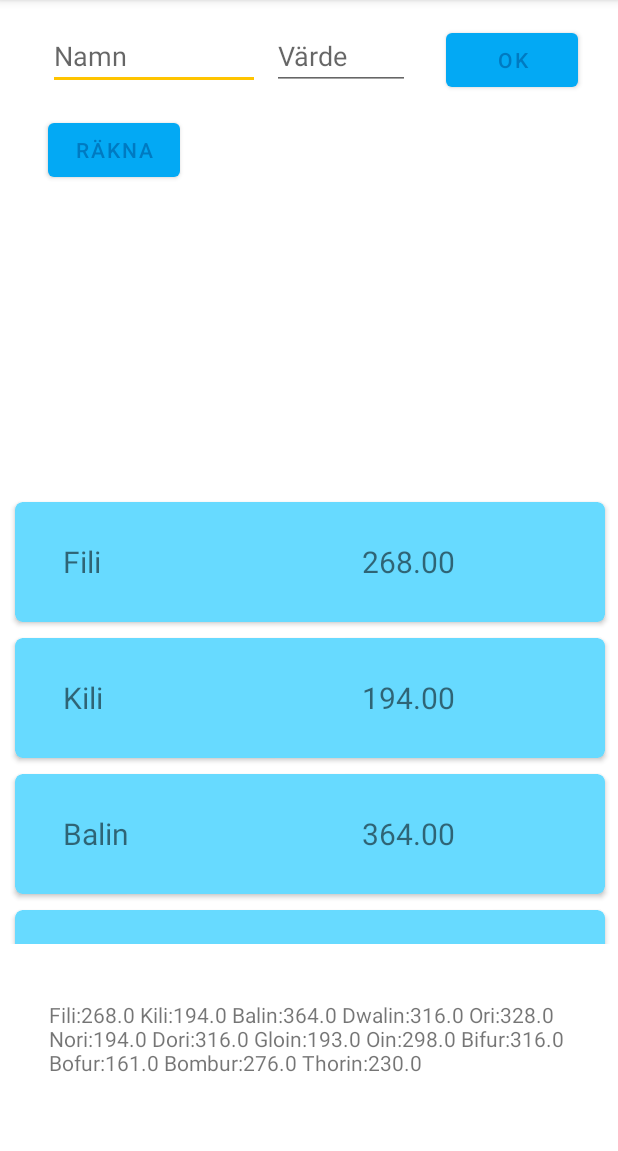
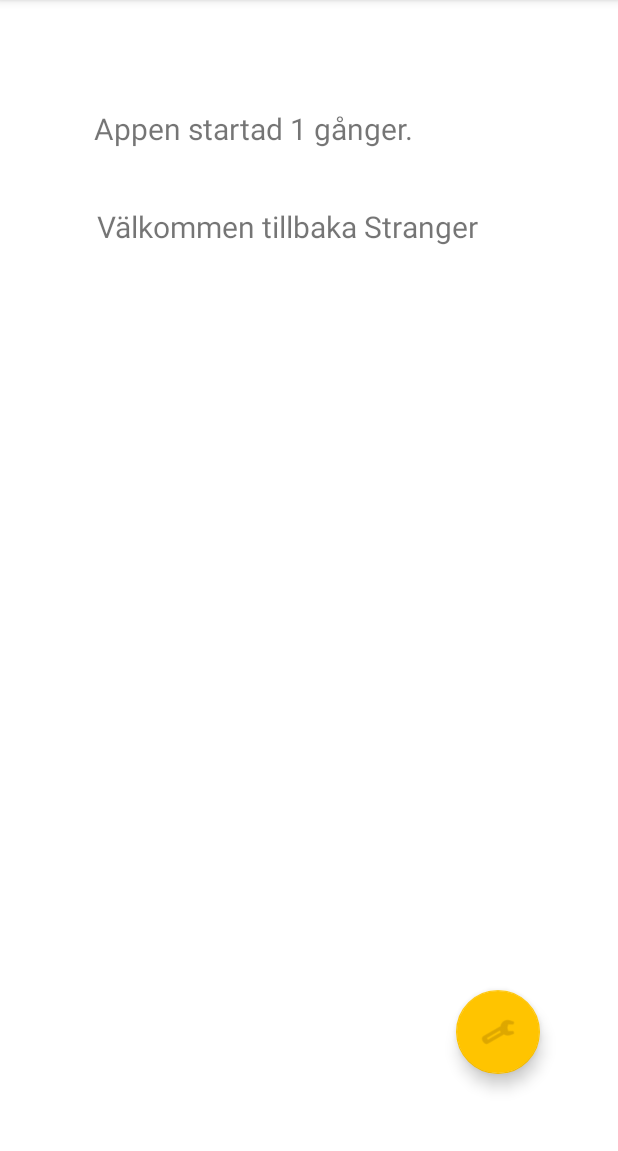
Before and after one commit to fw-teaching/sos22-exempel, an Android app: the screen it shows after launch (MainActivity), on a phone screen of 412 x 824 dp, the part 84-1235 px from its top. Run offline under Robolectric (Android 15) with nearby library versions, the phone set to English and light mode, and no system bars.

Commit message:
lektion 6 mellancommit

```diff
--- a/app/src/main/java/fi/arcada/sos22_exempel/MainActivity.java
+++ b/app/src/main/java/fi/arcada/sos22_exempel/MainActivity.java
@@ -4,7 +4,9 @@ import androidx.appcompat.app.AppCompatActivity;
 import androidx.recyclerview.widget.LinearLayoutManager;
 import androidx.recyclerview.widget.RecyclerView;
 
+import android.content.SharedPreferences;
 import android.os.Bundle;
+import android.preference.PreferenceManager;
 import android.view.View;
 import android.widget.EditText;
 import android.widget.TextView;
@@ -15,67 +17,39 @@ import java.util.Arrays;
 public class MainActivity extends AppCompatActivity {
 
     // deklarera variabler
-    TextView textMean, textDataOut;
-    EditText editTextName, editValue;
-    RecyclerView recyclerView;
+    TextView textOut, textView2;
+    int launchCount;
 
-    // Vi skapar en arraylist för vår datamängd
-    ArrayList<Double> dataset = new ArrayList<>();
-    ArrayList<DataItem> dataItems = new ArrayList<>();
+    // Deklarera Objekt för preferences
+    SharedPreferences sharedPref;
+    SharedPreferences.Editor prefEditor;
 
     @Override
     protected void onCreate(Bundle savedInstanceState) {
         super.onCreate(savedInstanceState);
         setContentView(R.layout.activity_main);
 
-        // Initialisera variabler
-        textMean = findViewById(R.id.textViewMean);
-        textDataOut = findViewById(R.id.datasetOut);
-        editTextName = findViewById(R.id.editTextName);
-        editValue = findViewById(R.id.editValue);
-        recyclerView = findViewById(R.id.datasetRecyclerView);
+        // Initialisera view-variabler
+        textOut = findViewById(R.id.textView);
+        textView2 = findViewById(R.id.textView2);
 
-        // Un-commenta denna rad om du behöver ett test-dataset
-        dataItems = Statistics.getSampleDataset(); // ArrayList med testdata (flera DataItem-objekt)
+        // Initialisera sharedPref med this-context (så den vet vilken view den hör till)
+        sharedPref = PreferenceManager.getDefaultSharedPreferences(this);
+        // Hämta ut det gamla värdet, addera 1, och spara igen
+        prefEditor = sharedPref.edit();
+        prefEditor.putInt("launchCount", sharedPref.getInt("launchCount", 0)+1);
+        prefEditor.apply();
+        // Motsvarande metoder för andra datatyper: getString()/putString() getBoolean()/putBoolean()
 
-        DatasetViewAdapter adapter = new DatasetViewAdapter(dataItems, this);
-        recyclerView.setAdapter(adapter);
-        recyclerView.setLayoutManager(new LinearLayoutManager(this));
+        // Hämta ut värdet
+        launchCount = sharedPref.getInt("launchCount", 0);
 
-        dataset = Statistics.getDataValues(dataItems); // ArrayList med DataItem-objektens värden
+        textOut.setText(String.format("Appen startad %d gånger.", launchCount));
 
-        // Vi skriver tillfälligt ut vår datamängd
-        String dataOut = "";
-        // Vi skriver ut DataItem-datamängden
-        for (DataItem item: dataItems) {
-            dataOut += item.getName() + ":" + item.getValue() + " ";
-        }
-        textDataOut.setText(dataOut);
+
+        textView2.setText(String.format("Välkommen tillbaka %s", "Stranger"));
 
     }
 
-    public void btnClick(View view) {
-        // För att få den inmatade texten till en double måste vi konvertera med parseDouble()
-        double value = Double.parseDouble(editValue.getText().toString());
-        // Sedan skapar vi ett nytt DataIte-objekt och lägger till vår ArrayList
-        dataItems.add(new DataItem(editTextName.getText().toString(), value));
-    }
 
-    public void calculate(View view) {
-
-        dataset = Statistics.getDataValues(dataItems);
-
-        // %.2f i String.format() avrundar till två decimaler
-        String meanStr = String.format("%s: %.2f\n %s: %.2f\n%s: %.2f\n%s: %.2f\n%s:%.2f\n%s: %.2f",
-                "Medelvärde", Statistics.calcMean(dataset),
-                "Median", Statistics.calcMedian(dataset),
-                "Std.avvikelse", Statistics.calcSD(dataset),
-                "Typvärde", Statistics.calcMode(dataset),
-                "Min", Statistics.getMin(dataset),
-                "Max", Statistics.getMax(dataset)
-
-        );
-
-        textMean.setText(meanStr);
-    }
 }
--- a/app/src/main/res/layout/activity_main.xml
+++ b/app/src/main/res/layout/activity_main.xml
@@ -6,78 +6,37 @@
     android:layout_height="match_parent"
     tools:context=".MainActivity">
 
-    <EditText
-        android:id="@+id/editTextName"
-        android:layout_width="141dp"
-        android:layout_height="44dp"
-        android:layout_marginStart="32dp"
-        android:layout_marginTop="16dp"
-        android:ems="10"
-        android:hint="Namn"
-        android:inputType="textPersonName"
+    <TextView
+        android:id="@+id/textView"
+        android:layout_width="287dp"
+        android:layout_height="45dp"
+        android:layout_marginTop="72dp"
+        android:text="TextView"
+        android:textSize="20sp"
+        app:layout_constraintEnd_toEndOf="parent"
         app:layout_constraintStart_toStartOf="parent"
         app:layout_constraintTop_toTopOf="parent" />
 
-    <Button
-        android:id="@+id/btnOk"
+    <TextView
+        android:id="@+id/textView2"
+        android:layout_width="282dp"
+        android:layout_height="53dp"
+        android:layout_marginTop="20dp"
+        android:text="TextView2"
+        android:textSize="20sp"
+        app:layout_constraintEnd_toEndOf="parent"
+        app:layout_constraintHorizontal_bias="0.497"
+        app:layout_constraintStart_toStartOf="parent"
+        app:layout_constraintTop_toBottomOf="@+id/textView" />
+
+    <com.google.android.material.floatingactionbutton.FloatingActionButton
+        android:id="@+id/floatingActionButton"
         android:layout_width="wrap_content"
         android:layout_height="wrap_content"
-        android:layout_marginStart="24dp"
-        android:onClick="btnClick"
-        android:text="OK"
-        app:layout_constraintStart_toEndOf="@+id/editValue"
-        app:layout_constraintTop_toTopOf="@+id/editTextName" />
-
-    <TextView
-        android:id="@+id/textViewMean"
-        android:layout_width="219dp"
-        android:layout_height="190dp"
-        android:layout_marginStart="16dp"
-        android:textSize="20sp"
-        app:layout_constraintStart_toEndOf="@+id/button"
-        app:layout_constraintTop_toTopOf="@+id/button" />
-
-    <Button
-        android:id="@+id/button"
-        android:layout_width="wrap_content"
-        android:layout_height="wrap_content"
-        android:layout_marginTop="16dp"
-        android:onClick="calculate"
-        android:text="Räkna"
-        app:layout_constraintStart_toStartOf="@+id/editTextName"
-        app:layout_constraintTop_toBottomOf="@+id/editTextName" />
-
-    <TextView
-        android:id="@+id/datasetOut"
-        android:layout_width="344dp"
-        android:layout_height="57dp"
-        android:layout_marginBottom="44dp"
-        android:textSize="14sp"
+        android:layout_marginEnd="52dp"
+        android:layout_marginBottom="52dp"
+        android:clickable="true"
         app:layout_constraintBottom_toBottomOf="parent"
         app:layout_constraintEnd_toEndOf="parent"
-        app:layout_constraintHorizontal_bias="0.477"
-        app:layout_constraintStart_toStartOf="parent" />
-
-    <androidx.recyclerview.widget.RecyclerView
-        android:id="@+id/datasetRecyclerView"
-        android:layout_width="413dp"
-        android:layout_height="300dp"
-        android:layout_marginTop="12dp"
-        app:layout_constraintBottom_toTopOf="@+id/datasetOut"
-        app:layout_constraintEnd_toEndOf="parent"
-        app:layout_constraintStart_toStartOf="parent"
-        app:layout_constraintTop_toBottomOf="@+id/textViewMean"
-        app:layout_constraintVertical_bias="0.577" />
-
-    <EditText
-        android:id="@+id/editValue"
-        android:layout_width="92dp"
-        android:layout_height="44dp"
-        android:layout_marginStart="8dp"
-        android:ems="10"
-        android:hint="Värde"
-        android:inputType="numberDecimal"
-        app:layout_constraintStart_toEndOf="@+id/editTextName"
-        app:layout_constraintTop_toTopOf="@+id/editTextName" />
-
+        app:srcCompat="@android:drawable/ic_menu_preferences" />
 </androidx.constraintlayout.widget.ConstraintLayout>
```
